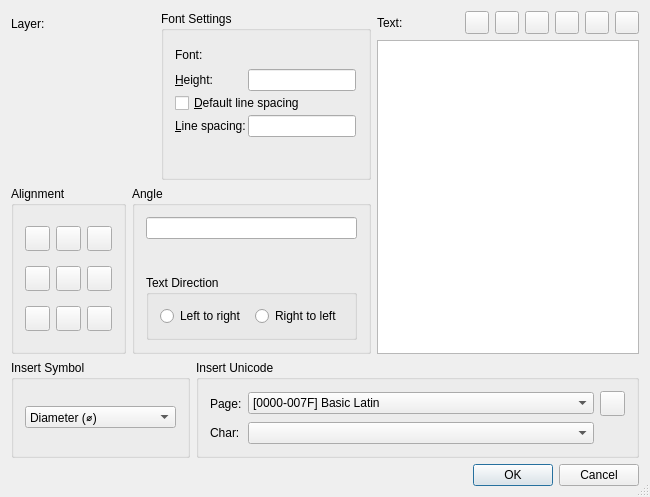
Old version of the form librecad/src/ui/forms/qg_dlgmtext.ui in the repository LibreCAD/LibreCAD.
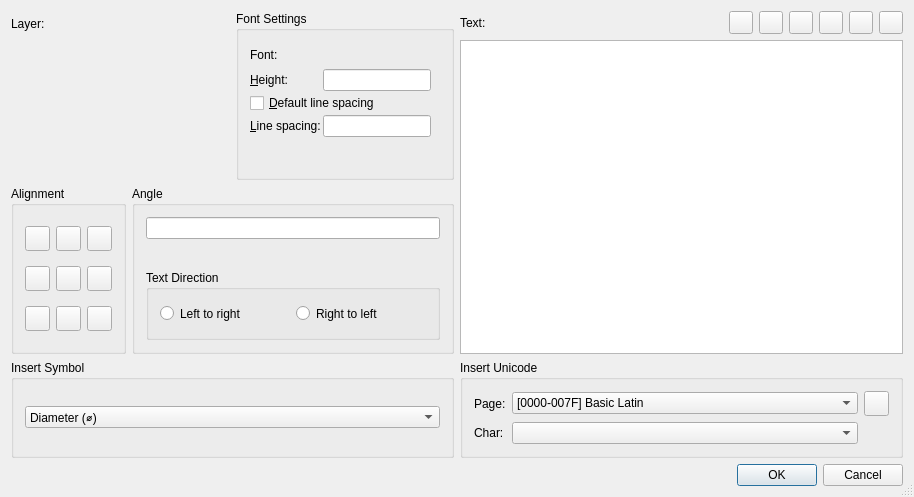
New version of the form. Icons and pictures are not drawn. Custom widgets are drawn as their Qt base class.

Commit message: dlg MText: GUI size fixes

Diff of the .ui file:
```diff
--- a/librecad/src/ui/forms/qg_dlgmtext.ui
+++ b/librecad/src/ui/forms/qg_dlgmtext.ui
@@ -6,7 +6,7 @@
    <rect>
     <x>0</x>
     <y>0</y>
-    <width>650</width>
+    <width>914</width>
     <height>497</height>
    </rect>
   </property>
@@ -18,12 +18,12 @@
   </property>
   <layout class="QGridLayout" name="gridLayout">
    <item row="0" column="0">
-    <layout class="QGridLayout" name="gridLayout_2">
-     <item row="0" column="0">
+    <layout class="QHBoxLayout" name="horizontalLayout">
+     <item>
       <layout class="QGridLayout" name="gridLayout_3">
        <item row="0" column="0">
-        <layout class="QGridLayout" name="gridLayout_4">
-         <item row="0" column="0">
+        <layout class="QHBoxLayout" name="horizontalLayout_2">
+         <item>
           <layout class="QGridLayout" name="gridLayout_5">
            <item row="0" column="0">
             <layout class="QGridLayout" name="gridLayout_6">
@@ -92,10 +92,10 @@
            </item>
           </layout>
          </item>
-         <item row="0" column="1">
+         <item>
           <widget class="QGroupBox" name="bgFont">
            <property name="sizePolicy">
-            <sizepolicy hsizetype="Preferred" vsizetype="Preferred">
+            <sizepolicy hsizetype="Expanding" vsizetype="Preferred">
              <horstretch>0</horstretch>
              <verstretch>0</verstretch>
             </sizepolicy>
@@ -285,8 +285,8 @@
         </layout>
        </item>
        <item row="1" column="0">
-        <layout class="QHBoxLayout">
-         <item>
+        <layout class="QGridLayout" name="gridLayout_7">
+         <item row="0" column="0">
           <widget class="QGroupBox" name="bgAlignment">
            <property name="sizePolicy">
             <sizepolicy hsizetype="Fixed" vsizetype="Preferred">
@@ -562,25 +562,19 @@
            </layout>
           </widget>
          </item>
-         <item>
+         <item row="0" column="1">
           <widget class="QGroupBox" name="bgShape">
            <property name="sizePolicy">
-            <sizepolicy hsizetype="Minimum" vsizetype="Preferred">
+            <sizepolicy hsizetype="Expanding" vsizetype="Preferred">
              <horstretch>0</horstretch>
              <verstretch>0</verstretch>
             </sizepolicy>
            </property>
-           <property name="minimumSize">
-            <size>
-             <width>80</width>
-             <height>0</height>
-            </size>
-           </property>
            <property name="title">
             <string>Angle</string>
            </property>
-           <layout class="QVBoxLayout">
-            <item>
+           <layout class="QGridLayout" name="gridLayout_8">
+            <item row="0" column="0">
              <widget class="QLineEdit" name="leAngle">
               <property name="sizePolicy">
                <sizepolicy hsizetype="Expanding" vsizetype="Fixed">
@@ -590,7 +584,7 @@
               </property>
              </widget>
             </item>
-            <item>
+            <item row="1" column="0">
              <spacer name="spacer13">
               <property name="orientation">
                <enum>Qt::Vertical</enum>
@@ -606,17 +600,29 @@
               </property>
              </spacer>
             </item>
-            <item>
+            <item row="2" column="0">
              <widget class="QGroupBox" name="groupBox">
+              <property name="sizePolicy">
+               <sizepolicy hsizetype="Expanding" vsizetype="Preferred">
+                <horstretch>0</horstretch>
+                <verstretch>0</verstretch>
+               </sizepolicy>
+              </property>
               <property name="title">
                <string>Text Direction</string>
               </property>
-              <layout class="QHBoxLayout">
+              <layout class="QHBoxLayout" name="horizontalLayout_3">
                <item>
                 <widget class="QRadioButton" name="rbLeftToRight">
                  <property name="text">
                   <string>Left to right</string>
                  </property>
+		   <property name="minimumSize">
+               <size>
+                <width>50</width>
+                <height>25</height>
+               </size>
+              </property>
                 </widget>
                </item>
                <item>
@@ -624,6 +630,12 @@
                  <property name="text">
                   <string>Right to left</string>
                  </property>
+		    <property name="minimumSize">
+               <size>
+                <width>50</width>
+                <height>25</height>
+               </size>
+              </property>
                 </widget>
                </item>
               </layout>
@@ -636,7 +648,7 @@
        </item>
       </layout>
      </item>
-     <item row="0" column="1">
+     <item>
       <layout class="QVBoxLayout">
        <item>
         <layout class="QHBoxLayout">
```
Left out of the diff: 190 changed lines with no effect on the pictures.
